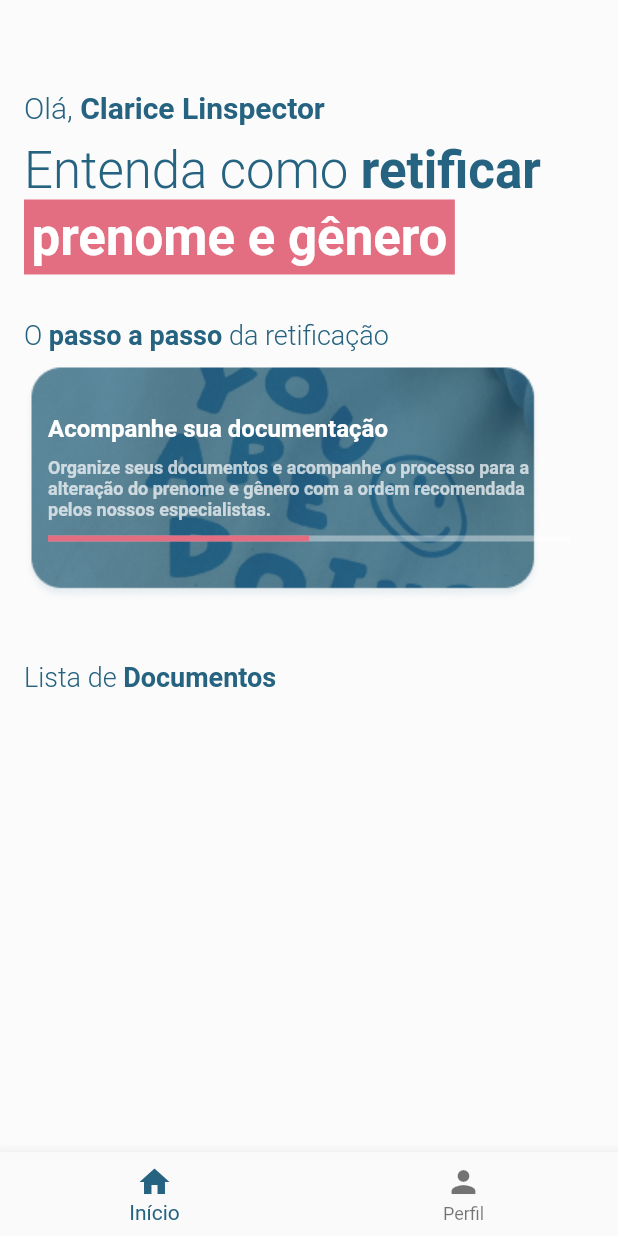
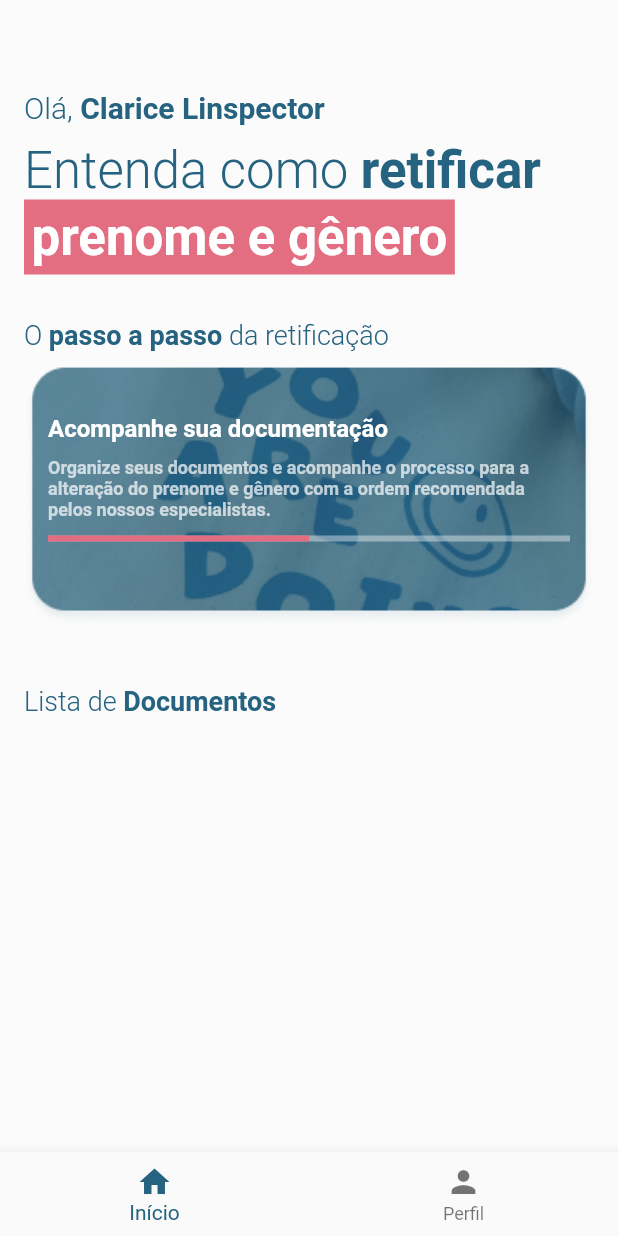
Before and after one commit to ambitencourt/ods10, a Flutter app: the screen it shows after launch, on a phone screen of 412 x 824 dp. Run offline on Flutter 3.47's test engine with Material 2 defaults, Android fonts, the phone set to English and light mode, and no system bars; our stand-ins replace flutter_mobx, flutter_modular, google_fonts, mobx, percent_indicator; generated files the repository leaves out were written again; Roboto replaces fonts that are missing (Ubuntu).

Commit message:
general adjustes

```diff
--- a/lib/app/modules/journey/presentation/pages/home_page.dart
+++ b/lib/app/modules/journey/presentation/pages/home_page.dart
@@ -116,7 +116,11 @@ class _HomePageState extends ModularState<HomePage, HomeController> {
   Widget _buildCentralImage(BuildContext context) {
     return Stack(
       children: [
-        Image.asset(AppImages.rectangle1816),
+        Image.asset(
+          AppImages.rectangle1816,
+          width: double.maxFinite,
+          fit: BoxFit.cover,
+        ),
         Padding(
           padding: const EdgeInsets.all(16),
           child: Column(
```
